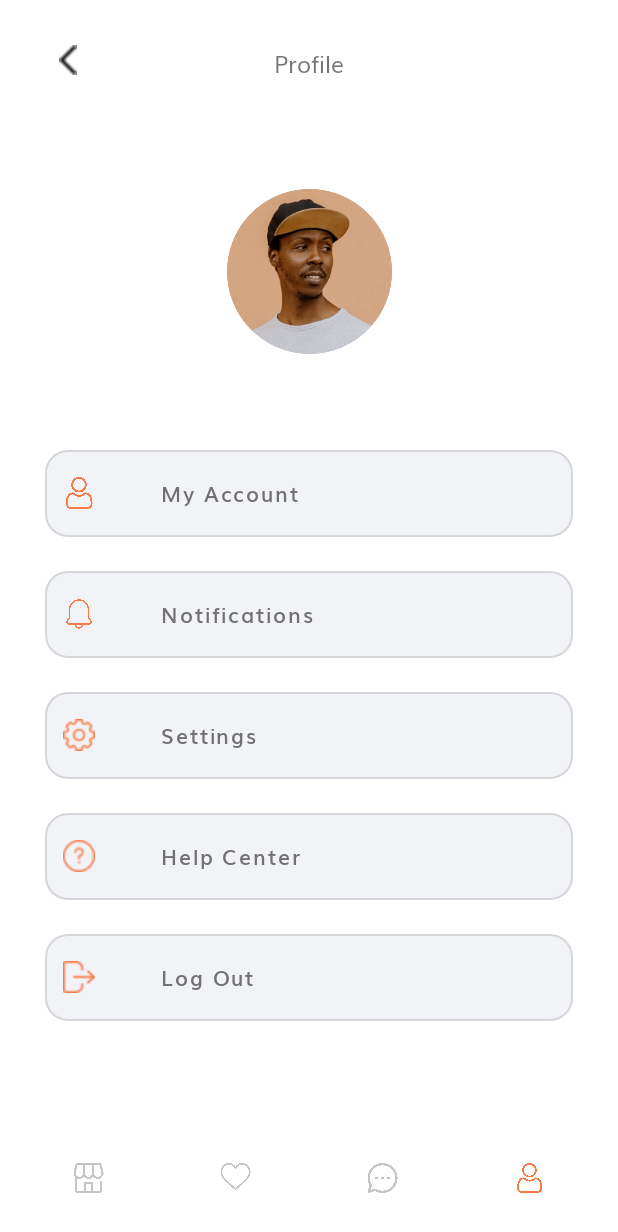
After one commit to JeancarlosAguilar/marketapp, an Android app: the SystemAccActivityView screen opened directly, with no data from a screen before it, on a phone screen of 412 x 824 dp. The commit adds this screen. Shown: the top 1232 px of the screen. Run offline under Robolectric (Android 15) with nearby library versions, the phone set to English and light mode, and no system bars.

Commit message:
IMPLEMENTACION
* Se creo interfaz visual y logica basica para el funcionamiento de:
- SystemIndexActivityView
- SystemAccActivityView

```diff
--- a/app/src/main/AndroidManifest.xml
+++ b/app/src/main/AndroidManifest.xml
@@ -13,6 +13,9 @@
         android:supportsRtl="true"
         android:theme="@style/Theme.Marketapp"
         tools:targetApi="31">
+        <activity
+            android:name=".SystemAccActivityView"
+            android:exported="false" />
         <activity
             android:name=".SystemIndexActivityView"
             android:exported="false" />
--- /dev/null
+++ b/app/src/main/java/com/example/marketapp/SystemAccActivityView.java
@@ -0,0 +1,59 @@
+package com.example.marketapp;
+
+import androidx.appcompat.app.AppCompatActivity;
+
+import android.app.Activity;
+import android.content.Context;
+import android.content.Intent;
+import android.content.SharedPreferences;
+import android.os.Bundle;
+import android.view.View;
+
+import com.example.marketapp.databinding.ActivitySystemAccViewBinding;
+import com.example.marketapp.databinding.ActivitySystemIndexViewBinding;
+import com.example.marketapp.view.SignInActivityView;
+
+public class SystemAccActivityView extends AppCompatActivity {
+
+    private ActivitySystemAccViewBinding binding;
+    private SystemIndexActivityView siav;
+
+    @Override
+    protected void onCreate(Bundle savedInstanceState) {
+        super.onCreate(savedInstanceState);
+        setContentView(R.layout.activity_system_acc_view);
+
+        binding = ActivitySystemAccViewBinding.inflate(getLayoutInflater());
+        setContentView(binding.getRoot());
+
+        btn_logout();
+        btn_home();
+        btn_back();
+    }
+
+    public void btn_logout() { // PENDIENTE AGREGAR MVP, REF: SigInModel.class
+        binding.btnLogout.setOnClickListener(view -> {
+            SharedPreferences preferences = getSharedPreferences("USER", Context.MODE_PRIVATE);
+            SharedPreferences.Editor editor = preferences.edit();
+            editor.putBoolean("SESSION", false);
+            editor.apply();
+
+            Intent intent = new Intent(this, SignInActivityView.class);
+            startActivity(intent);
+            finish();
+
+        });
+    }
+
+    public void btn_home() {
+        binding.imgHome.setOnClickListener(view -> {
+            finish();
+        });
+    }
+
+    public void btn_back() {
+        binding.imgSaccBack.setOnClickListener(view -> {
+            finish();
+        });
+    }
+}
--- a/app/src/main/java/com/example/marketapp/SystemIndexActivityView.java
+++ b/app/src/main/java/com/example/marketapp/SystemIndexActivityView.java
@@ -2,7 +2,9 @@ package com.example.marketapp;
 
 import androidx.appcompat.app.AppCompatActivity;
 
+import android.content.Intent;
 import android.os.Bundle;
+import android.view.View;
 
 import com.example.marketapp.databinding.ActivitySignInViewBinding;
 import com.example.marketapp.databinding.ActivitySystemIndexViewBinding;
@@ -19,6 +21,14 @@ public class SystemIndexActivityView extends AppCompatActivity {
         binding = ActivitySystemIndexViewBinding.inflate(getLayoutInflater());
         setContentView(binding.getRoot());
 
+        btnr();
+    }
+
+    public void btnr() { // AÑADIR MVP
+        binding.imgProfile.setOnClickListener(view -> {
+            Intent intent = new Intent(SystemIndexActivityView.this, SystemAccActivityView.class);
+            startActivity(intent);
+        });
     }
 
 }
--- /dev/null
+++ b/app/src/main/res/layout/activity_system_acc_view.xml
@@ -0,0 +1,209 @@
+<?xml version="1.0" encoding="utf-8"?>
+<androidx.constraintlayout.widget.ConstraintLayout xmlns:android="http://schemas.android.com/apk/res/android"
+    xmlns:app="http://schemas.android.com/apk/res-auto"
+    xmlns:tools="http://schemas.android.com/tools"
+    android:layout_width="match_parent"
+    android:layout_height="match_parent"
+    tools:context=".SystemAccActivityView">
+
+    <androidx.constraintlayout.widget.Guideline
+        android:id="@+id/guideline17"
+        android:layout_width="wrap_content"
+        android:layout_height="wrap_content"
+        android:orientation="horizontal"
+        app:layout_constraintGuide_percent="0.92" />
+
+    <androidx.constraintlayout.widget.Guideline
+        android:id="@+id/guideline18"
+        android:layout_width="wrap_content"
+        android:layout_height="wrap_content"
+        android:orientation="horizontal"
+        app:layout_constraintGuide_percent="0.35" />
+
+    <ImageView
+        android:id="@+id/img_sacc_back"
+        android:layout_width="20dp"
+        android:layout_height="20dp"
+        android:layout_marginStart="35dp"
+        android:layout_marginTop="30dp"
+        app:layout_constraintStart_toStartOf="parent"
+        app:layout_constraintTop_toTopOf="parent"
+        app:srcCompat="@drawable/back_icon" />
+
+    <TextView
+        android:id="@+id/tv_sacc_msg_1"
+        android:layout_width="wrap_content"
+        android:layout_height="wrap_content"
+        android:layout_marginTop="30dp"
+        android:fontFamily="@font/muli"
+        android:text="@string/tv_sacc_msg_show_1"
+        android:textSize="15sp"
+        app:layout_constraintEnd_toEndOf="parent"
+        app:layout_constraintStart_toStartOf="parent"
+        app:layout_constraintTop_toTopOf="parent" />
+
+    <ImageView
+        android:id="@+id/img_sacc_profile"
+        android:layout_width="110dp"
+        android:layout_height="110dp"
+        android:layout_marginTop="20dp"
+        app:layout_constraintBottom_toTopOf="@+id/guideline18"
+        app:layout_constraintEnd_toEndOf="parent"
+        app:layout_constraintStart_toStartOf="parent"
+        app:layout_constraintTop_toBottomOf="@+id/tv_sacc_msg_1"
+        app:srcCompat="@drawable/profile_image" />
+
+
+    <ScrollView
+        android:layout_width="0dp"
+        android:layout_height="0dp"
+        android:layout_marginStart="30dp"
+        android:layout_marginEnd="30dp"
+        app:layout_constraintBottom_toTopOf="@+id/guideline17"
+        app:layout_constraintEnd_toEndOf="parent"
+        app:layout_constraintStart_toStartOf="parent"
+        app:layout_constraintTop_toTopOf="@+id/guideline18">
+
+        <LinearLayout
+            android:layout_width="match_parent"
+            android:layout_height="wrap_content"
+            android:orientation="vertical">
+
+            <Button
+                android:id="@+id/btn_sacc_acc"
+                style="@style/Widget.MaterialComponents.Button.OutlinedButton.Icon"
+                android:layout_width="match_parent"
+                android:layout_height="70dp"
+                android:layout_marginTop="5dp"
+                android:layout_marginBottom="5dp"
+                android:fontFamily="@font/muli_semi_bold"
+                android:gravity="fill"
+                android:text="@string/btn_sacc_show_1"
+                android:textAllCaps="false"
+                android:textColor="@color/app_gray"
+                app:backgroundTint="@color/f2"
+                app:cornerRadius="15dp"
+                app:icon="@drawable/user_on"
+                app:iconSize="21dp" />
+
+            <Button
+                android:id="@+id/btn_x1"
+                style="@style/Widget.MaterialComponents.Button.OutlinedButton.Icon"
+                android:layout_width="match_parent"
+                android:layout_height="70dp"
+                android:layout_marginTop="5dp"
+                android:layout_marginBottom="5dp"
+                android:fontFamily="@font/muli_semi_bold"
+                android:gravity="fill"
+                android:text="@string/btn_sacc_show_2"
+                android:textAllCaps="false"
+                android:textColor="@color/app_gray"
+                app:backgroundTint="@color/f2"
+                app:cornerRadius="15dp"
+                app:icon="@drawable/bell_on"
+                app:iconSize="21dp" />
+
+            <Button
+                android:id="@+id/btn_x2"
+                style="@style/Widget.MaterialComponents.Button.OutlinedButton.Icon"
+                android:layout_width="match_parent"
+                android:layout_height="70dp"
+                android:layout_marginTop="5dp"
+                android:layout_marginBottom="5dp"
+                android:fontFamily="@font/muli_semi_bold"
+                android:gravity="fill"
+                android:text="@string/btn_sacc_show_3"
+                android:textAllCaps="false"
+                android:textColor="@color/app_gray"
+                app:backgroundTint="@color/f2"
+                app:cornerRadius="15dp"
+                app:icon="@drawable/settings"
+                app:iconSize="21dp" />
+
+            <Button
+                android:id="@+id/btn_x3"
+                style="@style/Widget.MaterialComponents.Button.OutlinedButton.Icon"
+                android:layout_width="match_parent"
+                android:layout_height="70dp"
+                android:layout_marginTop="5dp"
+                android:layout_marginBottom="5dp"
+                android:fontFamily="@font/muli_semi_bold"
+                android:gravity="fill"
+                android:text="@string/btn_sacc_show_4"
+                android:textAllCaps="false"
+                android:textColor="@color/app_gray"
+                app:backgroundTint="@color/f2"
+                app:cornerRadius="15dp"
+                app:icon="@drawable/question_mark"
+                app:iconSize="21dp" />
+
+            <Button
+                android:id="@+id/btn_logout"
+                style="@style/Widget.MaterialComponents.Button.OutlinedButton.Icon"
+                android:layout_width="match_parent"
+                android:layout_height="70dp"
+                android:layout_marginTop="5dp"
+                android:layout_marginBottom="5dp"
+                android:fontFamily="@font/muli_semi_bold"
+                android:gravity="fill"
+                android:text="@string/btn_sacc_show_5"
+                android:textAllCaps="false"
+                android:textColor="@color/app_gray"
+                app:backgroundTint="@color/f2"
+                app:cornerRadius="15dp"
+                app:icon="@drawable/log_out"
+                app:iconSize="21dp" />
+
+
+        </LinearLayout>
+    </ScrollView>
+
+    <LinearLayout
+
+        android:layout_width="0dp"
+        android:layout_height="0dp"
+        android:gravity="center"
+        android:orientation="horizontal"
+        app:layout_constraintBottom_toBottomOf="parent"
+        app:layout_constraintEnd_toEndOf="parent"
+        app:layout_constraintStart_toStartOf="parent"
+        app:layout_constraintTop_toTopOf="@+id/guideline17">
+
+        <ImageView
+            android:id="@+id/img_home"
+            android:layout_width="0dp"
+            android:layout_height="20dp"
+            android:layout_marginStart="10dp"
+            android:layout_marginBottom="5dp"
+            android:layout_weight="1"
+            app:srcCompat="@drawable/shop_icon_off" />
+
+        <ImageView
+            android:id="@+id/img_favorite"
+            android:layout_width="0dp"
+            android:layout_height="20dp"
+            android:layout_marginBottom="5dp"
+            android:layout_weight="1"
+            app:srcCompat="@drawable/heart_off" />
+
+        <ImageView
+            android:id="@+id/img_chat"
+            android:layout_width="0dp"
+            android:layout_height="20dp"
+            android:layout_marginBottom="5dp"
+            android:layout_weight="1"
+            app:srcCompat="@drawable/chat_off" />
+
+        <ImageView
+            android:id="@+id/img_profile"
+            android:layout_width="0dp"
+            android:layout_height="20dp"
+            android:layout_marginEnd="10dp"
+            android:layout_marginBottom="5dp"
+            android:layout_weight="1"
+            app:srcCompat="@drawable/user_on" />
+
+    </LinearLayout>
+
+
+</androidx.constraintlayout.widget.ConstraintLayout>
--- a/app/src/main/res/layout/activity_system_index_view.xml
+++ b/app/src/main/res/layout/activity_system_index_view.xml
@@ -4,7 +4,6 @@
     xmlns:tools="http://schemas.android.com/tools"
     android:layout_width="match_parent"
     android:layout_height="match_parent"
-    android:background="@color/app_white"
     tools:context=".SystemIndexActivityView">
 
     <androidx.constraintlayout.widget.Guideline
@@ -41,7 +40,7 @@
             android:layout_marginStart="30dp"
             android:layout_marginEnd="10dp"
             android:layout_weight="10"
-            app:boxBackgroundColor="@color/app_litle_gray"
+            app:boxBackgroundColor="@color/f2"
             app:boxCornerRadiusBottomEnd="20dp"
             app:boxCornerRadiusBottomStart="20dp"
             app:boxCornerRadiusTopEnd="20dp"
@@ -86,7 +85,6 @@
         app:layout_constraintTop_toTopOf="@+id/guideline15">
 
 
-
     </androidx.core.widget.NestedScrollView>
 
     <LinearLayout
@@ -107,7 +105,7 @@
             android:layout_marginStart="10dp"
             android:layout_marginBottom="5dp"
             android:layout_weight="1"
-            app:srcCompat="@drawable/shop_icon_off" />
+            app:srcCompat="@drawable/shop_icon_on" />
 
         <ImageView
             android:id="@+id/img_favorite"
@@ -132,7 +130,7 @@
             android:layout_marginEnd="10dp"
             android:layout_marginBottom="5dp"
             android:layout_weight="1"
-            app:srcCompat="@drawable/user_icon" />
+            app:srcCompat="@drawable/user_off" />
 
     </LinearLayout>
 
--- a/app/src/main/res/values/colors.xml
+++ b/app/src/main/res/values/colors.xml
@@ -9,6 +9,8 @@
     <color name="white">#FFFFFFFF</color>
 
 
+    <color name="f1">#FCFCFC</color>
+    <color name="f2">#F2F3F7</color>
     <color name="app_orange">#F77A47</color>
     <color name="app_white">#F7F7F7</color>
     <color name="app_gray">#717171</color>
--- a/app/src/main/res/values/strings.xml
+++ b/app/src/main/res/values/strings.xml
@@ -43,6 +43,14 @@
     <string name="hint_et_search">\tSearch product</string>
 
 
+    <string name="tv_sacc_msg_show_1">Profile</string>
+    <string name="btn_sacc_show_1">\t\t\tMy Account</string>
+    <string name="btn_sacc_show_2">\t\t\tNotifications</string>
+    <string name="btn_sacc_show_3">\t\t\tSettings</string>
+    <string name="btn_sacc_show_4">\t\t\tHelp Center</string>
+    <string name="btn_sacc_show_5">\t\t\tLog Out</string>
+
+
     <string name="tv_signup1_msg_show_1">Sign Up</string>
     <string name="tv_signup1_msg_show_2">Register Account</string>
     <string name="tv_signup1_msg_show_3">Complete your details or continue \n with social media</string>
```
Also changed, not shown: app/src/main/res/drawable-v24/bell_on.png (added), app/src/main/res/drawable-v24/profile_image.png (added), app/src/main/res/drawable-v24/user_off.png (added), app/src/main/res/drawable-v24/user_on.png (added).
